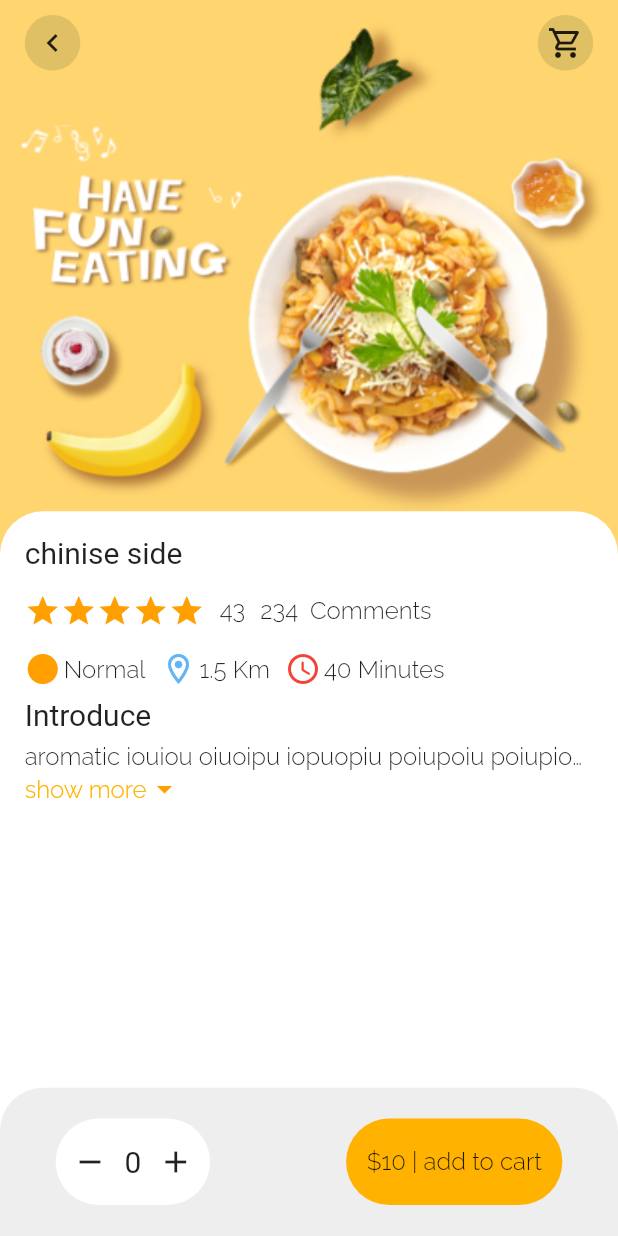
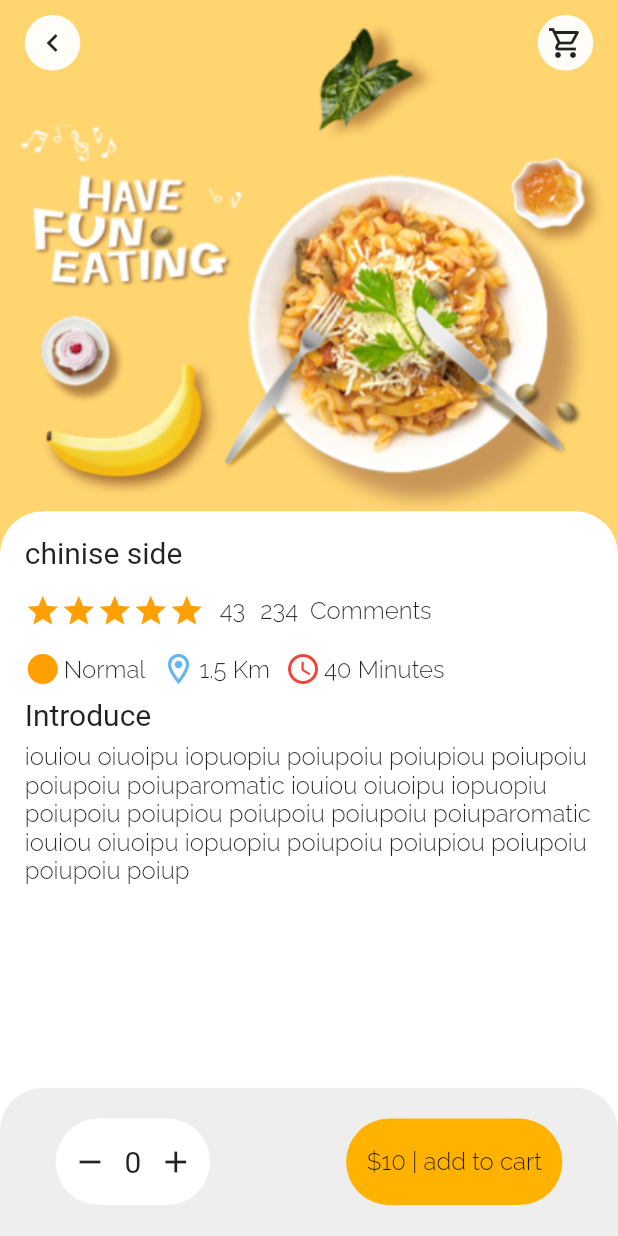
Before and after one commit to azutsavv/food_delivery, a Flutter app: the popularfooddetail screen opened by its route, on a phone screen of 412 x 824 dp. Run offline on Flutter 3.47's test engine with Material 2 defaults, Android fonts, the phone set to English and light mode, and no system bars; our stand-ins replace dots_indicator, get, google_fonts; Roboto replaces fonts that are missing (Merienda).

Commit message:
correction in init status and correction in scroll down and scroll up bar in popular food page

```diff
--- /dev/null
+++ b/lib/font/small_text2.dart
@@ -0,0 +1,29 @@
+import 'package:flutter/animation.dart';
+import 'package:flutter/material.dart';
+import 'package:flutter/src/widgets/container.dart';
+import 'package:flutter/src/widgets/framework.dart';
+import 'package:google_fonts/google_fonts.dart';
+
+class small_text2 extends StatelessWidget {
+  final Color? color;
+  final String text;
+  double size;
+  TextOverflow overflow;
+
+
+   small_text2({Key? key, this.color=Colors.black87, required this.text, this.size=16,
+             this.overflow=TextOverflow.ellipsis}):super(key: key);
+
+  @override
+  Widget build(BuildContext context) {
+    return Text(
+      text,
+
+      style: GoogleFonts.raleway(
+        color: color,
+        fontSize: size,
+        fontWeight: FontWeight.w300
+      )
+    );
+  }
+}
--- a/lib/main.dart
+++ b/lib/main.dart
@@ -1,5 +1,6 @@
 import 'package:flutter/material.dart';
 import 'package:food_delivery/pages/food.dart/popular_food.dart';
+import 'package:food_delivery/pages/recommended_food_detail.dart';
 import 'package:get/get_connect/http/src/utils/utils.dart';
 import 'package:get/get_navigation/src/root/get_material_app.dart';
 import 'package:flutter/services.dart';
@@ -17,10 +18,11 @@ class MyApp extends StatelessWidget {
   Widget build(BuildContext context) {
     return GetMaterialApp(
       debugShowCheckedModeBanner: false,
-      initialRoute: 'popular',
+      initialRoute: 'foodpage',
       routes: {
         'foodpage': (context) => mianfoodpage(),
         'popular': (context) => popularfooddetail(),
+        'recommended':(context) => recommendedfooddetail(),
       },
     );
   }
--- a/lib/pages/food.dart/popular_food.dart
+++ b/lib/pages/food.dart/popular_food.dart
@@ -3,7 +3,7 @@ import 'package:flutter/src/widgets/container.dart';
 import 'package:flutter/src/widgets/framework.dart';
 import 'package:food_delivery/widget/app_column.dart';
 import 'package:food_delivery/widget/expandable_Text.dart';
-import 'package:food_delivery/widget/popular_icon.dart';
+import 'package:food_delivery/widget/app_icon.dart';
 import '../../font/big_text.dart';
 import '../../font/small_text.dart';
 import '../../widget/icon_text.dart';
@@ -68,7 +68,10 @@ class popularfooddetail extends StatelessWidget {
                       SizedBox(height: 7,),
                       big_text(text: "Introduce",),
                       SizedBox(height: 7,),
-                      Expanded(child: SingleChildScrollView(child: expandable_text(text: "aromatic iouiou oiuoipu iopuopiu poiupoiu poiupiou poiupoiu poiupoiu poiup oiuiupoiuaromatic iouiou oiuoipu iopuopiu poiupoiu poiupiou poiupoiu poiupoiu poiuparomatic iouiou oiuoipu iopuopiu poiupoiu poiupiou poiupoiu poiupoiu poiuparomatic iouiou oiuoipu iopuopiu poiupoiu poiupiou poiupoiu poiupoiu poiup"))),
+                      Expanded(
+                        child: SingleChildScrollView(
+                          child: expandable_text(
+                            text: "iouiou oiuoipu iopuopiu poiupoiu poiupiou poiupoiu poiupoiu poiuparomatic iouiou oiuoipu iopuopiu poiupoiu poiupiou poiupoiu poiupoiu poiuparomatic iouiou oiuoipu iopuopiu poiupoiu poiupiou poiupoiu poiupoiu poiup"))),
 
 
                     ],
--- a/lib/widget/popular_icon.dart
+++ b/lib/widget/app_icon.dart
@@ -9,7 +9,7 @@ class appicon extends StatelessWidget {
   final Color backgroundcolor;
   final double iconSize;
   const appicon({super.key, required this.icon, this.iconcolor=Colors.black87,
-                  this.backgroundcolor=const Color(0xFF224224224),  this.iconSize=40});
+                  this.backgroundcolor=const Color(0xF2FFFFFF),  this.iconSize=40});
 
   @override
   Widget build(BuildContext context) {
--- a/lib/widget/expandable_Text.dart
+++ b/lib/widget/expandable_Text.dart
@@ -3,12 +3,14 @@ import 'package:flutter/material.dart';
 import 'package:flutter/src/widgets/container.dart';
 import 'package:flutter/src/widgets/framework.dart';
 import 'package:food_delivery/font/small_text.dart';
+import 'package:food_delivery/font/small_text2.dart';
 import 'package:food_delivery/widget/mobliedymansion.dart';
 
 class expandable_text extends StatefulWidget {
   final String text;
+  final double  size;
 
-const expandable_text({super.key, required this.text});
+  const expandable_text({super.key, required this.text,  this.size =18});
 
   @override
   State<expandable_text> createState() => _expandable_textState();
@@ -18,7 +20,9 @@ class _expandable_textState extends State<expandable_text> {
   late String firsthalf;
   late String secondhalf;
   bool hiddenText = true;
-  double textheight =200;
+  double textheight = 300;
+
+
 
   @override
   void initState() {
@@ -38,10 +42,10 @@ class _expandable_textState extends State<expandable_text> {
   Widget build(BuildContext context) {
     return Container(
       child: secondhalf.isEmpty
-          ? small_text(text: firsthalf)
+          ? small_text2(text: firsthalf)
           : Column(
               children: [
-                small_text(
+                small_text2(
                     text: hiddenText
                         ? (firsthalf + "...")
                         : (firsthalf + secondhalf)),
```
Also changed, not shown: lib/pages/main_food_page/food_page_body.dart (+46 -36 lines), lib/pages/recommended_food_detail.dart (added, +89 -0 lines).
